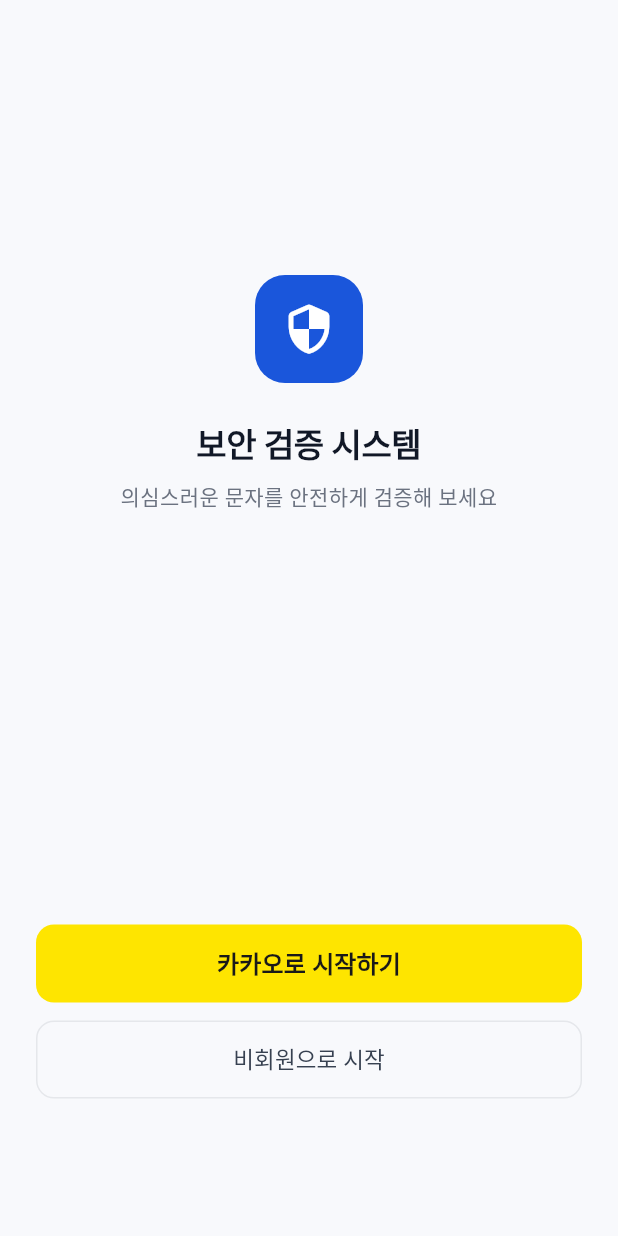
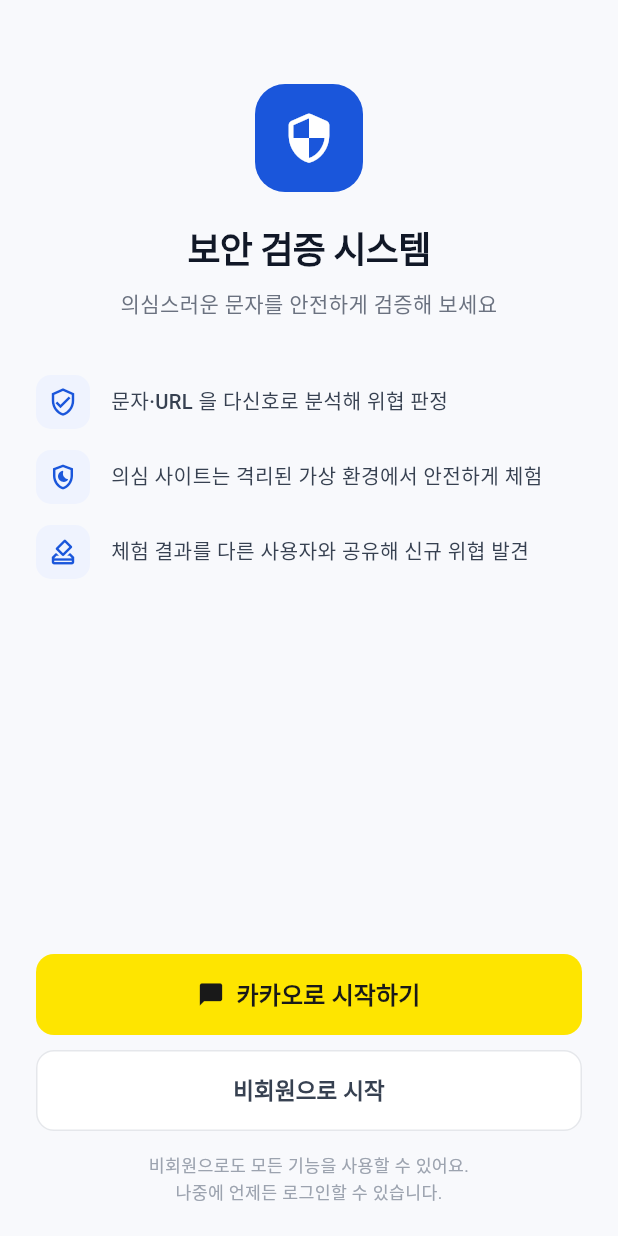
Before and after one commit to gusn9719/security_hub, a Flutter app: the screen it shows after launch, on a phone screen of 412 x 824 dp. Run offline on Flutter 3.47's test engine with Material 3 defaults, Android fonts, the phone set to English and light mode, and no system bars; our stand-ins replace permission_handler, shared_preferences; missing offline and left inert: flutter_inappwebview, kakao_flutter_sdk_user; accounts and stored records are empty.

Commit message:
fix(login): 뱃지 로그인 후 백버튼 잔존 + Nielsen 기반 첫 진입 UX 개선
- _goToHome() 이 항상 pushReplacement 라 HomeScreen 뱃지에서 push 된
  경우 옛 HomeScreen 이 스택에 남아 ← 백버튼이 생기고 stale 뱃지로
  복귀하는 결함 수정. canPop() 이면 pop, root 진입이면 기존대로 교체.
- LoginScreen 가운데 빈 공간을 가치 제안 3줄(_BenefitRow)로 채움
  (H1 가시성 / H6 인식 / H10 도움말).
- 카카오 버튼에 아이콘+텍스트 (H4 일관성·표준), 비회원 버튼과 크기·
  비중 통일 (H3 사용자 제어 — 비회원이 동등한 대안임을 강조).
- 푸터에 "비회원으로도 모든 기능 사용 가능 / 나중에 로그인 가능"
  안내 (H3 비가역성 우려 해소).

Co-Authored-By: Claude Opus 4.7 <noreply@anthropic.com>

```diff
--- a/frontend/lib/screens/login_screen.dart
+++ b/frontend/lib/screens/login_screen.dart
@@ -52,9 +52,17 @@ class _LoginScreenState extends State<LoginScreen> {
   }
 
   void _goToHome() {
-    Navigator.of(context).pushReplacement(
+    // LoginScreen 이 HomeScreen 우상단 뱃지에서 push 된 경우 → pop 으로 복귀해야
+    // 스택에 옛 HomeScreen 이 남아 ← 백 버튼이 생기는 현상을 방지한다.
+    // 앱 첫 진입(root)에서 보여진 경우에만 HomeScreen 으로 교체.
+    final nav = Navigator.of(context);
+    if (nav.canPop()) {
+      nav.pop();
+    } else {
+      nav.pushReplacement(
         MaterialPageRoute(builder: (_) => const HomeScreen()),
       );
+    }
   }
 
   void _showError(String msg) {
@@ -70,19 +78,21 @@ class _LoginScreenState extends State<LoginScreen> {
       backgroundColor: const Color(0xFFF8F9FC),
       body: SafeArea(
         child: Padding(
-          padding: const EdgeInsets.symmetric(horizontal: 24),
+          padding: const EdgeInsets.fromLTRB(24, 24, 24, 20),
           child: Column(
+            crossAxisAlignment: CrossAxisAlignment.stretch,
             children: [
-              const Spacer(flex: 2),
-              _buildLogo(),
-              const SizedBox(height: 24),
+              const SizedBox(height: 32),
+              Center(child: _buildLogo()),
+              const SizedBox(height: 20),
               const Text(
                 '보안 검증 시스템',
+                textAlign: TextAlign.center,
                 style: TextStyle(
-                  fontSize: 22,
-                  fontWeight: FontWeight.w700,
+                  fontSize: 24,
+                  fontWeight: FontWeight.w800,
                   color: Color(0xFF111827),
-                  letterSpacing: -0.3,
+                  letterSpacing: -0.5,
                 ),
               ),
               const SizedBox(height: 8),
@@ -92,16 +102,56 @@ class _LoginScreenState extends State<LoginScreen> {
                 style: TextStyle(
                   fontSize: 14,
                   color: Color(0xFF6B7280),
+                  height: 1.5,
                 ),
               ),
-              const Spacer(flex: 3),
+              const SizedBox(height: 36),
+              _buildBenefitList(),
+              const Spacer(),
               _buildKakaoButton(),
-              const SizedBox(height: 12),
+              const SizedBox(height: 10),
               _buildAnonymousButton(),
-              const Spacer(),
+              const SizedBox(height: 14),
+              _buildFooterNote(),
             ],
           ),
         ),
+      ),
+    );
+  }
+
+  // 첫 진입에서 앱이 무엇을 해 주는지 즉시 보여 준다 (H1 / H6 / H10).
+  // 빈 가운데 공간을 의미 있는 콘텐츠로 채워 레이아웃 균형도 회복.
+  Widget _buildBenefitList() {
+    return Column(
+      children: const [
+        _BenefitRow(
+          icon: Icons.verified_user_outlined,
+          text: '문자·URL 을 다신호로 분석해 위협 판정',
+        ),
+        SizedBox(height: 14),
+        _BenefitRow(
+          icon: Icons.shield_moon_outlined,
+          text: '의심 사이트는 격리된 가상 환경에서 안전하게 체험',
+        ),
+        SizedBox(height: 14),
+        _BenefitRow(
+          icon: Icons.how_to_vote_outlined,
+          text: '체험 결과를 다른 사용자와 공유해 신규 위협 발견',
+        ),
+      ],
+    );
+  }
+
+  // H3 사용자 제어 / 자유: 비회원 선택이 비가역이 아님을 명시.
+  Widget _buildFooterNote() {
+    return const Text(
+      '비회원으로도 모든 기능을 사용할 수 있어요.\n나중에 언제든 로그인할 수 있습니다.',
+      textAlign: TextAlign.center,
+      style: TextStyle(
+        fontSize: 11.5,
+        color: Color(0xFF9CA3AF),
+        height: 1.5,
       ),
     );
   }
@@ -121,7 +171,7 @@ class _LoginScreenState extends State<LoginScreen> {
   Widget _buildKakaoButton() {
     return SizedBox(
       width: double.infinity,
-      height: 52,
+      height: 54,
       child: ElevatedButton(
         onPressed: _isLoading ? null : _loginWithKakao,
         style: ElevatedButton.styleFrom(
@@ -141,12 +191,19 @@ class _LoginScreenState extends State<LoginScreen> {
                   color: Color(0xFF191919),
                 ),
               )
-            : const Text(
+            : Row(
+                mainAxisAlignment: MainAxisAlignment.center,
+                children: const [
+                  Icon(Icons.chat_bubble_rounded, size: 18),
+                  SizedBox(width: 8),
+                  Text(
                     '카카오로 시작하기',
                     style: TextStyle(
                       fontSize: 16,
-                  fontWeight: FontWeight.w600,
+                      fontWeight: FontWeight.w700,
                     ),
+                  ),
+                ],
               ),
       ),
     );
@@ -155,11 +212,12 @@ class _LoginScreenState extends State<LoginScreen> {
   Widget _buildAnonymousButton() {
     return SizedBox(
       width: double.infinity,
-      height: 52,
+      height: 54,
       child: OutlinedButton(
         onPressed: _isLoading ? null : _continueAsAnonymous,
         style: OutlinedButton.styleFrom(
           foregroundColor: const Color(0xFF374151),
+          backgroundColor: Colors.white,
           side: const BorderSide(color: Color(0xFFE5E7EB)),
           shape: RoundedRectangleBorder(
             borderRadius: BorderRadius.circular(12),
@@ -169,10 +227,46 @@ class _LoginScreenState extends State<LoginScreen> {
           '비회원으로 시작',
           style: TextStyle(
             fontSize: 15,
-            fontWeight: FontWeight.w500,
+            fontWeight: FontWeight.w600,
           ),
         ),
       ),
     );
   }
 }
+
+// 첫 진입 화면의 가치 제안 한 줄 — 아이콘 + 설명.
+class _BenefitRow extends StatelessWidget {
+  final IconData icon;
+  final String text;
+  const _BenefitRow({required this.icon, required this.text});
+
+  @override
+  Widget build(BuildContext context) {
+    return Row(
+      children: [
+        Container(
+          width: 36,
+          height: 36,
+          decoration: BoxDecoration(
+            color: const Color(0xFFEFF3FE),
+            borderRadius: BorderRadius.circular(10),
+          ),
+          child: Icon(icon, size: 20, color: const Color(0xFF1A56DB)),
+        ),
+        const SizedBox(width: 14),
+        Expanded(
+          child: Text(
+            text,
+            style: const TextStyle(
+              fontSize: 13.5,
+              color: Color(0xFF374151),
+              height: 1.45,
+              fontWeight: FontWeight.w500,
+            ),
+          ),
+        ),
+      ],
+    );
+  }
+}
```
Lines whose indentation alone changed are shown as unchanged.
